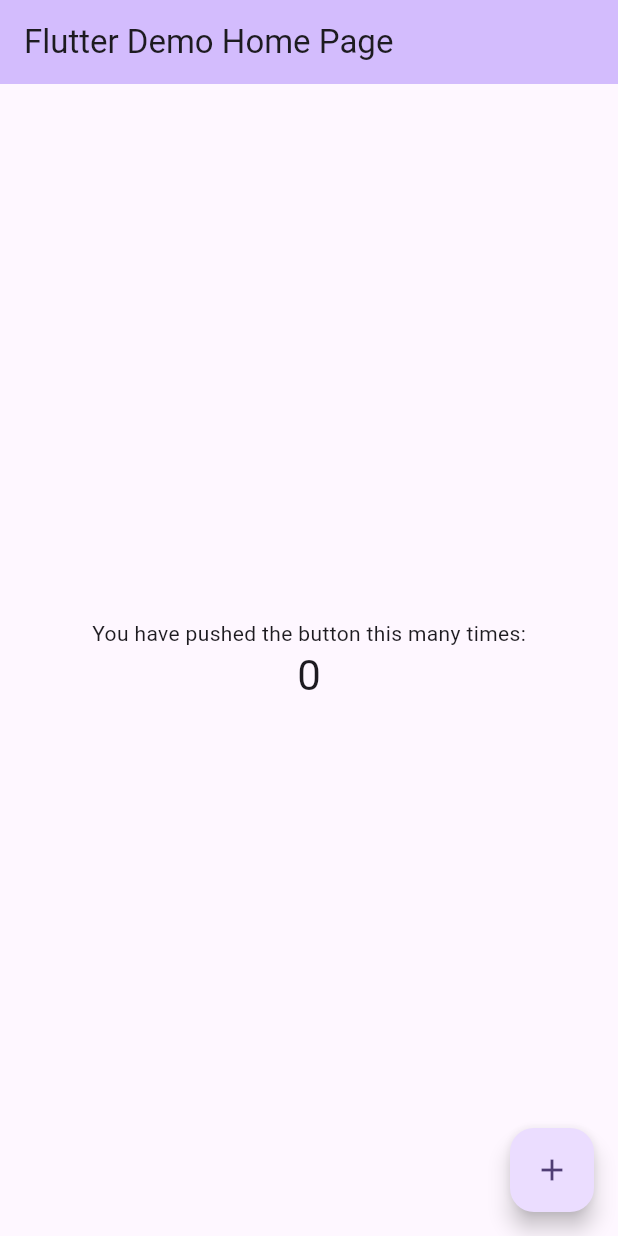
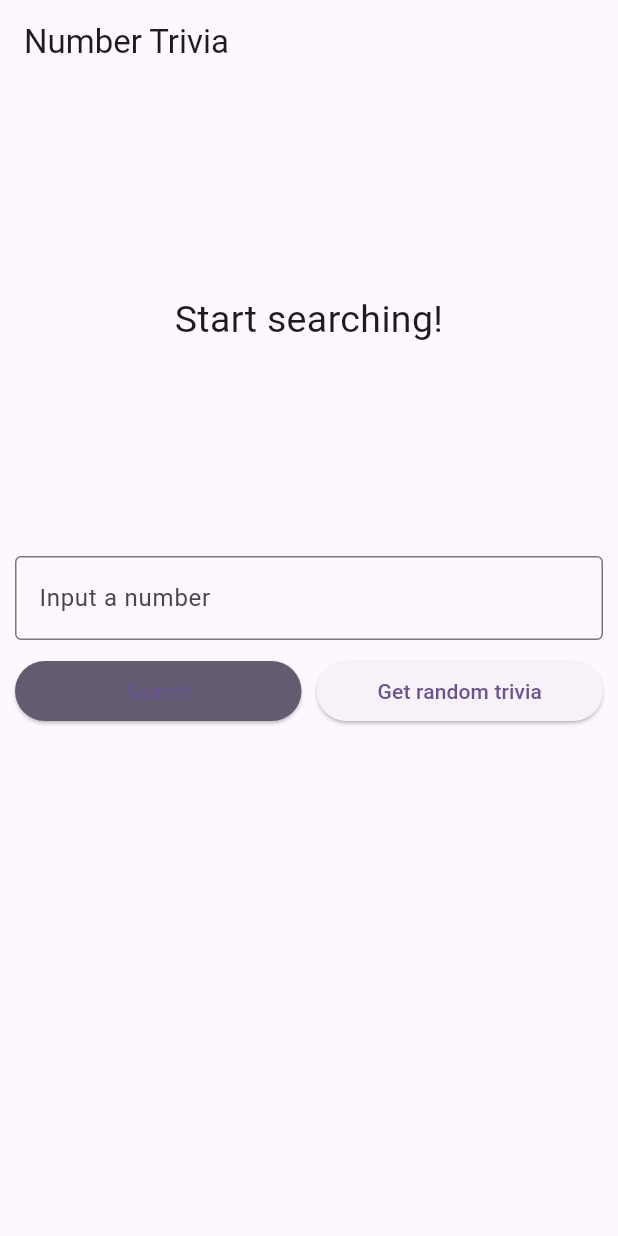
Before and after one commit to MarvinKweyu/number_trivia, a Flutter app: the screen it shows after launch, on a phone screen of 412 x 824 dp. Run offline on Flutter 3.47's test engine with Material 3 defaults, Android fonts, the phone set to English and light mode, and no system bars; our stand-ins replace bloc, dartz, equatable, flutter_bloc, get_it, internet_connection_checker and 1 more.

Commit message:
feat: update presentation layer

```diff
--- /dev/null
+++ b/lib/features/number_trivia/presentation/bloc/number_trivia_bloc.dart
@@ -0,0 +1,80 @@
+// ignore_for_file: constant_identifier_names
+
+import 'package:bloc/bloc.dart';
+import 'package:dartz/dartz.dart';
+import 'package:equatable/equatable.dart';
+import 'package:number_trivia/core/error/failures.dart';
+import 'package:number_trivia/core/usecases/usecase.dart';
+import 'package:number_trivia/core/util/input_converter.dart';
+import 'package:number_trivia/features/number_trivia/domain/entities/number_trivia.dart';
+import 'package:number_trivia/features/number_trivia/domain/usecases/get_concrete_number_trivia.dart';
+import 'package:number_trivia/features/number_trivia/domain/usecases/get_random_number_trivia.dart';
+
+part 'number_trivia_event.dart';
+part 'number_trivia_state.dart';
+
+const String SERVER_FAILURE_MESSAGE = 'Server Failure';
+const String CACHE_FAILURE_MESSAGE = 'Cache Failure';
+const String INVALID_INPUT_FAILURE_MESSAGE =
+    'Invalid Input - The number must be a positive integer or zero.';
+
+class NumberTriviaBloc extends Bloc<NumberTriviaEvent, NumberTriviaState> {
+  final GetConcreteNumberTrivia getConcreteNumberTrivia;
+  final GetRandomNumberTrivia getRandomNumberTrivia;
+  final InputConverter inputConverter;
+
+  NumberTriviaBloc({
+    required this.getConcreteNumberTrivia,
+    required this.getRandomNumberTrivia,
+    required this.inputConverter,
+  }) : super(NumberTriviaInitial()) {
+    on<GetTriviaForConcreteNumber>(_onConcreteNumber);
+    on<GetTriviaForRandomNumber>(_onRandomNumber);
+  }
+
+  void _onConcreteNumber(
+      GetTriviaForConcreteNumber event, Emitter<NumberTriviaState> emit) async {
+    final inputEither =
+        inputConverter.stringToUnsignedInteger(event.numberString);
+
+    await inputEither.fold(
+      (failure) {
+        emit(const Error(message: INVALID_INPUT_FAILURE_MESSAGE));
+      },
+      (integer) async {
+        emit(Loading());
+        final failureOrTrivia =
+            await getConcreteNumberTrivia(Params(number: integer));
+        _emitEitherLoadedOrErrorState(failureOrTrivia, emit);
+      },
+    );
+  }
+
+  void _onRandomNumber(
+      GetTriviaForRandomNumber event, Emitter<NumberTriviaState> emit) async {
+    emit(Loading());
+    final failureOrTrivia = await getRandomNumberTrivia(NoParams());
+    _emitEitherLoadedOrErrorState(failureOrTrivia, emit);
+  }
+
+  void _emitEitherLoadedOrErrorState(
+    Either<Failure, NumberTrivia> failureOrTrivia,
+    Emitter<NumberTriviaState> emit,
+  ) {
+    failureOrTrivia.fold(
+      (failure) => emit(Error(message: _mapFailureToMessage(failure))),
+      (trivia) => emit(Loaded(trivia: trivia)),
+    );
+  }
+
+  String _mapFailureToMessage(Failure failure) {
+    switch (failure.runtimeType) {
+      case ServerFailure:
+        return SERVER_FAILURE_MESSAGE;
+      case CacheFailure:
+        return CACHE_FAILURE_MESSAGE;
+      default:
+        return 'Unexpected error';
+    }
+  }
+}
--- /dev/null
+++ b/lib/features/number_trivia/presentation/bloc/number_trivia_event.dart
@@ -0,0 +1,19 @@
+part of 'number_trivia_bloc.dart';
+
+abstract class NumberTriviaEvent extends Equatable {
+  const NumberTriviaEvent();
+
+  @override
+  List<Object> get props => [];
+}
+
+class GetTriviaForConcreteNumber extends NumberTriviaEvent {
+  final String numberString;
+
+  const GetTriviaForConcreteNumber(this.numberString);
+
+  @override
+  List<Object> get props => [numberString];
+}
+
+class GetTriviaForRandomNumber extends NumberTriviaEvent {}
--- /dev/null
+++ b/lib/features/number_trivia/presentation/bloc/number_trivia_state.dart
@@ -0,0 +1,29 @@
+part of 'number_trivia_bloc.dart';
+
+abstract class NumberTriviaState extends Equatable {
+  const NumberTriviaState();
+
+  @override
+  List<Object> get props => [];
+}
+
+class Empty extends NumberTriviaState {}
+
+class NumberTriviaInitial extends NumberTriviaState {}
+
+class Loading extends NumberTriviaState {}
+
+class Loaded extends NumberTriviaState {
+  final NumberTrivia trivia;
+  const Loaded({required this.trivia});
+  @override
+  List<Object> get props => [trivia];
+}
+
+class Error extends NumberTriviaState {
+  final String message;
+  const Error({required this.message});
+
+  @override
+  List<Object> get props => [message];
+}
--- /dev/null
+++ b/lib/features/number_trivia/presentation/pages/number_trivia_page.dart
@@ -0,0 +1,63 @@
+
+
+import 'package:flutter/material.dart';
+import 'package:flutter_bloc/flutter_bloc.dart';
+import 'package:number_trivia/features/number_trivia/presentation/bloc/number_trivia_bloc.dart';
+import 'package:number_trivia/features/number_trivia/presentation/widgets/loading_widget.dart';
+import 'package:number_trivia/features/number_trivia/presentation/widgets/message_display.dart';
+import 'package:number_trivia/features/number_trivia/presentation/widgets/trivia_controls.dart';
+import 'package:number_trivia/features/number_trivia/presentation/widgets/trivia_display.dart';
+import 'package:number_trivia/injection_container.dart';
+
+
+
+class NumberTriviaPage extends StatelessWidget {
+  const NumberTriviaPage({super.key});
+
+  @override
+  Widget build(BuildContext context) {
+    return Scaffold(
+      appBar: AppBar(
+        title: const Text('Number Trivia'),
+      ),
+      body: SingleChildScrollView(
+        child: buildBody(context),
+      ),
+    );
+  }
+
+  BlocProvider<NumberTriviaBloc> buildBody(BuildContext context) {
+    return BlocProvider(
+      create: (_) => sl<NumberTriviaBloc>(),
+      child: Center(
+        child: Padding(
+          padding: const EdgeInsets.all(10),
+          child: Column(
+            children: <Widget>[
+              const SizedBox(height: 10),
+              // Top half
+              BlocBuilder<NumberTriviaBloc, NumberTriviaState>(
+                builder: (context, state) {
+                  if (state is Loading) {
+                    return const LoadingWidget();
+                  } else if (state is Loaded) {
+                    return TriviaDisplay(numberTrivia: state.trivia);
+                  } else if (state is Error) {
+                    return MessageDisplay(
+                      message: state.message,
+                    );
+                  } else {
+                    return const MessageDisplay(message: 'Start searching!');
+                  }
+                },
+              ),
+              const SizedBox(height: 20),
+              // Bottom half
+              const TriviaControls()
+            ],
+          ),
+        ),
+      ),
+    );
+  }
+}
--- /dev/null
+++ b/lib/features/number_trivia/presentation/widgets/message_display.dart
@@ -0,0 +1,26 @@
+import 'package:flutter/material.dart';
+
+class MessageDisplay extends StatelessWidget {
+  final String message;
+
+  const MessageDisplay({
+    super.key,
+    required this.message,
+  });
+
+  @override
+  Widget build(BuildContext context) {
+    return Container(
+      height: MediaQuery.of(context).size.height / 3,
+      child: Center(
+        child: SingleChildScrollView(
+          child: Text(
+            message,
+            style: TextStyle(fontSize: 25),
+            textAlign: TextAlign.center,
+          ),
+        ),
+      ),
+    );
+  }
+}
--- /dev/null
+++ b/lib/features/number_trivia/presentation/widgets/trivia_controls.dart
@@ -0,0 +1,68 @@
+
+import 'package:flutter/material.dart';
+import 'package:flutter_bloc/flutter_bloc.dart';
+import 'package:number_trivia/features/number_trivia/presentation/bloc/number_trivia_bloc.dart';
+
+class TriviaControls extends StatefulWidget {
+  const TriviaControls({
+    super.key,
+  });
+
+  @override
+  _TriviaControlsState createState() => _TriviaControlsState();
+}
+
+class _TriviaControlsState extends State<TriviaControls> {
+  final controller = TextEditingController();
+
+  @override
+  Widget build(BuildContext context) {
+    return Column(
+      children: <Widget>[
+        TextField(
+          controller: controller,
+          keyboardType: TextInputType.number,
+          decoration: const InputDecoration(
+            border: OutlineInputBorder(),
+            hintText: 'Input a number',
+          ),
+          onSubmitted: (_) {
+            dispatchConcrete();
+          },
+        ),
+        const SizedBox(height: 10),
+        Row(
+          children: <Widget>[
+            Expanded(
+              child: ElevatedButton(
+                style: ElevatedButton.styleFrom(
+                  backgroundColor: Theme.of(context).colorScheme.secondary,
+                ),
+                onPressed: dispatchConcrete,
+                child: const Text('Search'),
+              ),
+            ),
+            const SizedBox(width: 10),
+            Expanded(
+              child: ElevatedButton(
+                onPressed: dispatchRandom,
+                child: const Text('Get random trivia'),
+              ),
+            ),
+          ],
+        )
+      ],
+    );
+  }
+
+  void dispatchConcrete() {
+    final inputString = controller.value.text;
+    controller.clear();
+    BlocProvider.of<NumberTriviaBloc>(context).add(GetTriviaForConcreteNumber(inputString));
+  }
+
+  void dispatchRandom() {
+    controller.clear();
+    BlocProvider.of<NumberTriviaBloc>(context).add(GetTriviaForRandomNumber());
+  }
+}
--- /dev/null
+++ b/lib/features/number_trivia/presentation/widgets/widgets.dart
@@ -0,0 +1,4 @@
+export 'loading_widget.dart';
+export 'message_display.dart';
+export 'trivia_display.dart';
+export 'trivia_controls.dart';
--- a/lib/main.dart
+++ b/lib/main.dart
@@ -1,6 +1,10 @@
 import 'package:flutter/material.dart';
+import 'features/number_trivia/presentation/pages/number_trivia_page.dart';
+import 'injection_container.dart' as di;
 
-void main() {
+void main() async {
+  WidgetsFlutterBinding.ensureInitialized();
+  await di.init();
   runApp(const MyApp());
 }
 
@@ -15,64 +19,7 @@ class MyApp extends StatelessWidget {
         colorScheme: ColorScheme.fromSeed(seedColor: Colors.deepPurple),
         useMaterial3: true,
       ),
-      home: const MyHomePage(title: 'Flutter Demo Home Page'),
+      home: const NumberTriviaPage(),
     );
   }
 }
-
-class MyHomePage extends StatefulWidget {
-  const MyHomePage({super.key, required this.title});
-
-  // This widget is the home page of your application. It is stateful, meaning
-  // that it has a State object (defined below) that contains fields that affect
-  // how it looks.
-
-  // This class is the configuration for the state. It holds the values (in this
-  // case the title) provided by the parent (in this case the App widget) and
-  // used by the build method of the State. Fields in a Widget subclass are
-  // always marked "final".
-
-  final String title;
-
-  @override
-  State<MyHomePage> createState() => _MyHomePageState();
-}
-
-class _MyHomePageState extends State<MyHomePage> {
-  int _counter = 0;
-
-  void _incrementCounter() {
-    setState(() {
-      _counter++;
-    });
-  }
-
-  @override
-  Widget build(BuildContext context) {
-    return Scaffold(
-      appBar: AppBar(
-        backgroundColor: Theme.of(context).colorScheme.inversePrimary,
-        title: Text(widget.title),
-      ),
-      body: Center(
-        child: Column(
-          mainAxisAlignment: MainAxisAlignment.center,
-          children: <Widget>[
-            const Text(
-              'You have pushed the button this many times:',
-            ),
-            Text(
-              '$_counter',
-              style: Theme.of(context).textTheme.headlineMedium,
-            ),
-          ],
-        ),
-      ),
-      floatingActionButton: FloatingActionButton(
-        onPressed: _incrementCounter,
-        tooltip: 'Increment',
-        child: const Icon(Icons.add),
-      ), // This trailing comma makes auto-formatting nicer for build methods.
-    );
-  }
-}
```
Also changed, not shown: lib/core/util/input_converter.dart (added, +16 -0 lines), lib/features/number_trivia/presentation/widgets/loading_widget.dart (added, +15 -0 lines), lib/features/number_trivia/presentation/widgets/trivia_display.dart (added, +38 -0 lines), lib/injection_container.dart (added, +62 -0 lines), 3 other files.
